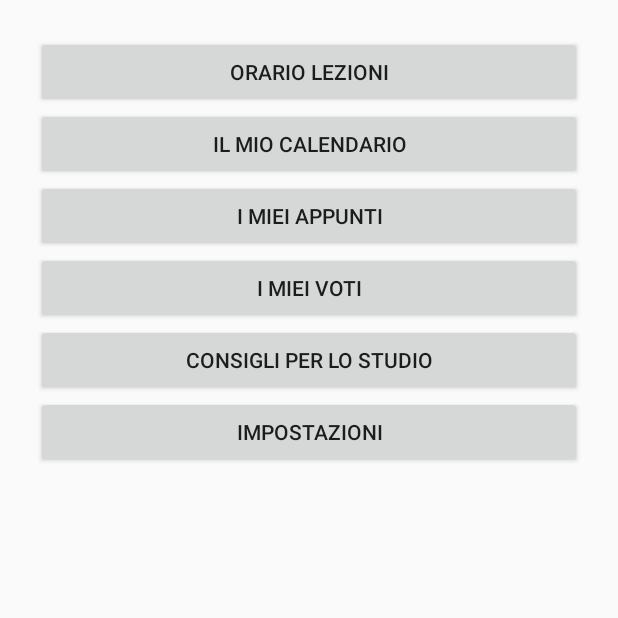
After one commit to Sil2564/progetto_student_assistent, an Android app built with Jetpack Compose: the fragment HomeFragment shown on its own in the app's theme, on a phone screen of 412 x 824 dp, the top half of it. The commit adds this screen. Run offline under Robolectric (Android 15) with nearby library versions, the phone set to English and light mode, and no system bars; 1 statement that could not run was skipped.

Commit message:
prova su hard disk

```diff
--- a/app/build.gradle.kts
+++ b/app/build.gradle.kts
@@ -36,7 +36,9 @@ android {
     }
     buildFeatures {
         compose = true
+        viewBinding = true // 👈 AGGIUNGI QUESTA RIGA
     }
+
 }
 
 dependencies {
@@ -56,4 +58,7 @@ dependencies {
     androidTestImplementation(libs.androidx.ui.test.junit4)
     debugImplementation(libs.androidx.ui.tooling)
     debugImplementation(libs.androidx.ui.test.manifest)
+    implementation("androidx.fragment:fragment-ktx:1.6.2")
+    implementation("androidx.navigation:navigation-fragment-ktx:2.7.7")
+    implementation("androidx.navigation:navigation-ui-ktx:2.7.7")
 }
--- /dev/null
+++ b/app/src/main/java/ui/HomeFragment.kt
@@ -0,0 +1,50 @@
+package com.silvianikikarim.studentassistant.ui
+
+import android.os.Bundle
+import android.view.LayoutInflater
+import android.view.View
+import android.view.ViewGroup
+import android.widget.Button
+import androidx.fragment.app.Fragment
+import androidx.navigation.fragment.findNavController
+import com.silvianikikarim.studentassistant.R
+
+class HomeFragment : Fragment() {
+
+    override fun onCreateView(
+        inflater: LayoutInflater, container: ViewGroup?,
+        savedInstanceState: Bundle?
+    ): View? {
+        return inflater.inflate(R.layout.fragment_home, container, false)
+    }
+
+    override fun onViewCreated(view: View, savedInstanceState: Bundle?) {
+        super.onViewCreated(view, savedInstanceState)
+
+        val navController = findNavController()
+
+        view.findViewById<Button>(R.id.btnOrarioLezioni).setOnClickListener {
+            navController.navigate(R.id.action_homeFragment_to_orarioFragment2)
+        }
+
+        view.findViewById<Button>(R.id.btnCalendario).setOnClickListener {
+            navController.navigate(R.id.action_homeFragment_to_calendarioFragment)
+        }
+
+        view.findViewById<Button>(R.id.btnAppunti).setOnClickListener {
+            navController.navigate(R.id.action_homeFragment_to_appuntiFragment)
+        }
+
+        view.findViewById<Button>(R.id.btnVoti).setOnClickListener {
+            navController.navigate(R.id.action_homeFragment_to_andamentoFragment)
+        }
+
+        view.findViewById<Button>(R.id.btnConsigli).setOnClickListener {
+            navController.navigate(R.id.action_homeFragment_to_consigliFragment)
+        }
+
+        view.findViewById<Button>(R.id.btnImpostazioni).setOnClickListener {
+            navController.navigate(R.id.action_homeFragment_to_impostazioniFragment)
+        }
+    }
+}
--- /dev/null
+++ b/app/src/main/res/layout/fragment_home.xml
@@ -0,0 +1,48 @@
+<?xml version="1.0" encoding="utf-8"?>
+<ScrollView xmlns:android="http://schemas.android.com/apk/res/android"
+    android:layout_width="match_parent"
+    android:layout_height="match_parent"
+    android:padding="24dp">
+
+    <LinearLayout
+        android:layout_width="match_parent"
+        android:layout_height="wrap_content"
+        android:orientation="vertical">
+
+        <Button
+            android:id="@+id/btnOrarioLezioni"
+            android:layout_width="match_parent"
+            android:layout_height="wrap_content"
+            android:text="Orario Lezioni" />
+
+        <Button
+            android:id="@+id/btnCalendario"
+            android:layout_width="match_parent"
+            android:layout_height="wrap_content"
+            android:text="Il mio Calendario" />
+
+        <Button
+            android:id="@+id/btnAppunti"
+            android:layout_width="match_parent"
+            android:layout_height="wrap_content"
+            android:text="I miei Appunti" />
+
+        <Button
+            android:id="@+id/btnVoti"
+            android:layout_width="match_parent"
+            android:layout_height="wrap_content"
+            android:text="I miei Voti" />
+
+        <Button
+            android:id="@+id/btnConsigli"
+            android:layout_width="match_parent"
+            android:layout_height="wrap_content"
+            android:text="Consigli per lo Studio" />
+
+        <Button
+            android:id="@+id/btnImpostazioni"
+            android:layout_width="match_parent"
+            android:layout_height="wrap_content"
+            android:text="Impostazioni" />
+    </LinearLayout>
+</ScrollView>
--- a/app/src/main/res/values/strings.xml
+++ b/app/src/main/res/values/strings.xml
@@ -1,3 +1,4 @@
 <resources>
     <string name="app_name">Student Assistant</string>
+    <string name="orario_screen_message">Questa è la schermata Orario</string>
 </resources>
```
Also changed, not shown: app/src/main/java/com/silvianikikarim/studentassistant/OrarioFragment.kt (added, +27 -0 lines), app/src/main/res/layout/fragment_orario.xml (added, +13 -0 lines), app/src/main/res/navigation/nav_graph.xml (added, +67 -0 lines).
